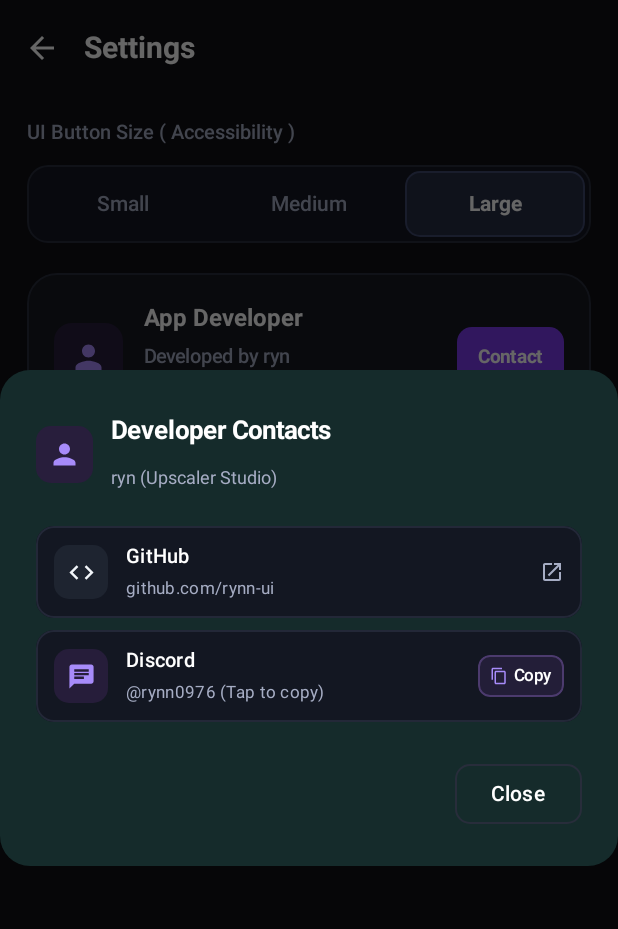
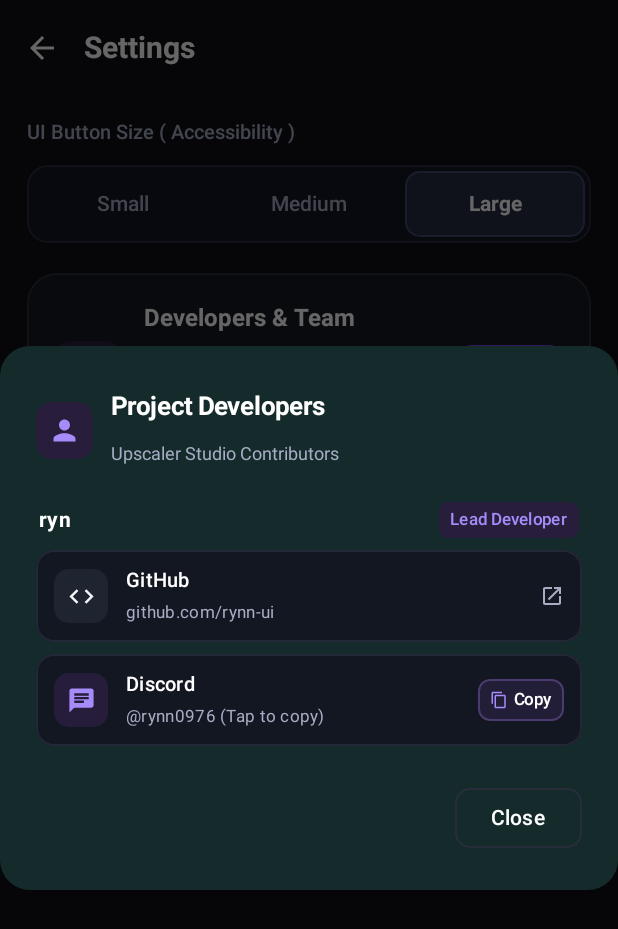
Before and after one commit to rynn-ui/4x-upscaler, an Android app built with Jetpack Compose: the SettingsScreen screen opened through its navigation route, after a tap on "Contact", on a phone screen of 412 x 824 dp. Shown: the top 929 px of the screen. Run offline under Robolectric (Android 15) with nearby library versions, the phone set to English and light mode, and no system bars; our stand-ins replace Firebase (no records; nobody signed in at launch, a user with empty details on screens opened directly); pictures from the network do not load; 2 statements that could not run were skipped.

Commit message:
feat(settings): support multi-developer directory & contributor links

```diff
--- a/android/app/src/main/java/com/upscaler/studio/ui/settings/SettingsScreen.kt
+++ b/android/app/src/main/java/com/upscaler/studio/ui/settings/SettingsScreen.kt
@@ -176,21 +176,21 @@ fun SettingsScreen(
 
                     Column(modifier = Modifier.weight(1f)) {
                         Text(
-                            text = "App Developer",
+                            text = "Developers & Team",
                             color = Color.White,
                             fontSize = 16.sp,
                             fontWeight = FontWeight.Bold
                         )
                         Spacer(Modifier.height(2.dp))
                         Text(
-                            text = "Developed by ryn",
+                            text = "Developed by ryn & contributors",
                             color = TextSecondary,
                             fontSize = 13.sp,
                             fontWeight = FontWeight.Medium
                         )
                         Spacer(Modifier.height(2.dp))
                         Text(
-                            text = "Get in touch or review portfolio",
+                            text = "Get in touch or review project contributors",
                             color = TextMuted,
                             fontSize = 11.5.sp
                         )
@@ -403,8 +403,12 @@ fun SettingsScreen(
     }
 
     if (showContactDialog) {
-        val contacts = remember {
+        val developers = remember {
             listOf(
+                DeveloperMember(
+                    name = "ryn",
+                    role = "Lead Developer",
+                    channels = listOf(
                         ContactChannel(
                             title = "GitHub",
                             handle = "github.com/rynn-ui",
@@ -421,6 +425,34 @@ fun SettingsScreen(
                             iconColor = Color(0xFFA78BFA),
                             iconBg = Color(0xFF261D3A)
                         )
+                    )
+                )
+                // ── 2nd Developer / Contributor ──────────────────────────────────────
+                // Collaborators can uncomment or add their profile & channels below:
+                /*
+                , DeveloperMember(
+                    name = "Co-Developer Name",
+                    role = "Co-Developer",
+                    channels = listOf(
+                        ContactChannel(
+                            title = "GitHub",
+                            handle = "github.com/collaborator",
+                            url = "https://github.com/collaborator",
+                            icon = Icons.Default.Code,
+                            iconColor = Color(0xFFF1F5F9),
+                            iconBg = Color(0xFF1E2430)
+                        ),
+                        ContactChannel(
+                            title = "Discord",
+                            handle = "@collaborator (Tap to copy)",
+                            discordId = "@collaborator",
+                            icon = Icons.AutoMirrored.Filled.Chat,
+                            iconColor = Color(0xFFA78BFA),
+                            iconBg = Color(0xFF261D3A)
+                        )
+                    )
+                )
+                */
             )
         }
 
@@ -448,13 +480,13 @@ fun SettingsScreen(
                     Spacer(Modifier.width(12.dp))
                     Column {
                         Text(
-                            text = "Developer Contacts",
+                            text = "Project Developers",
                             color = Color.White,
                             fontSize = 17.sp,
                             fontWeight = FontWeight.Bold
                         )
                         Text(
-                            text = "ryn (Upscaler Studio)",
+                            text = "Upscaler Studio Contributors",
                             color = TextSecondary,
                             fontSize = 12.sp
                         )
@@ -463,10 +495,42 @@ fun SettingsScreen(
             },
             text = {
                 Column(
-                    verticalArrangement = Arrangement.spacedBy(8.dp),
-                    modifier = Modifier.fillMaxWidth()
+                    verticalArrangement = Arrangement.spacedBy(14.dp),
+                    modifier = Modifier
+                        .fillMaxWidth()
+                        .verticalScroll(rememberScrollState())
                 ) {
-                    contacts.forEach { item ->
+                    developers.forEach { dev ->
+                        Column(verticalArrangement = Arrangement.spacedBy(8.dp)) {
+                            Row(
+                                modifier = Modifier
+                                    .fillMaxWidth()
+                                    .padding(horizontal = 2.dp),
+                                horizontalArrangement = Arrangement.SpaceBetween,
+                                verticalAlignment = Alignment.CenterVertically
+                            ) {
+                                Text(
+                                    text = dev.name,
+                                    color = Color.White,
+                                    fontSize = 14.sp,
+                                    fontWeight = FontWeight.Bold
+                                )
+                                Box(
+                                    modifier = Modifier
+                                        .clip(ShapeCorner6)
+                                        .background(Color(0xFF281E3C))
+                                        .padding(horizontal = 7.dp, vertical = 2.dp)
+                                ) {
+                                    Text(
+                                        text = dev.role,
+                                        color = Color(0xFFA78BFA),
+                                        fontSize = 11.sp,
+                                        fontWeight = FontWeight.SemiBold
+                                    )
+                                }
+                            }
+
+                            dev.channels.forEach { item ->
                                 Row(
                                     modifier = Modifier
                                         .fillMaxWidth()
@@ -553,6 +617,8 @@ fun SettingsScreen(
                                 }
                             }
                         }
+                    }
+                }
             },
             confirmButton = {
                 OutlinedButton(
@@ -591,6 +657,12 @@ fun SettingsScreen(
     }
 }
 
+private data class DeveloperMember(
+    val name: String,
+    val role: String,
+    val channels: List<ContactChannel>
+)
+
 private data class ContactChannel(
     val title: String,
     val handle: String,
```
Lines whose indentation alone changed are shown as unchanged.
